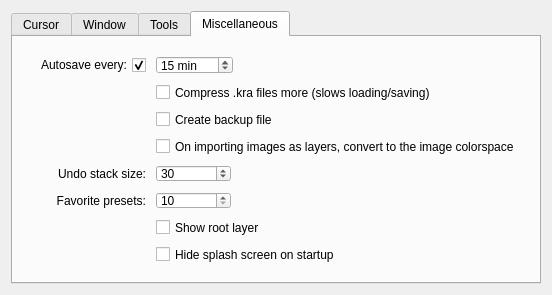
KDE/krita, file libs/ui/forms/wdggeneralsettings.ui: the form before one commit.
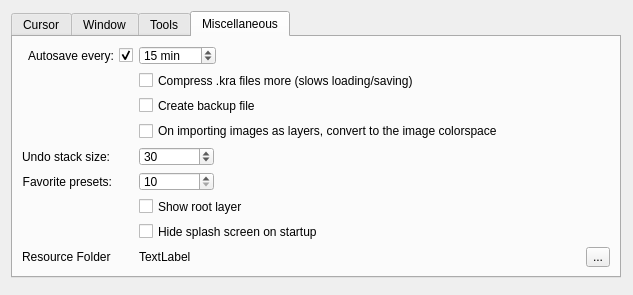
The form after the commit. The open tabs and pages were chosen to show the change. Custom widgets are drawn as their Qt base class.

Commit message:
Make the resource location configurable
Summary:
Makes it possible to define a custom location for the user's resources.
If the custom location is empty, the default is used.

```diff
--- a/libs/ui/forms/wdggeneralsettings.ui
+++ b/libs/ui/forms/wdggeneralsettings.ui
@@ -6,7 +6,7 @@
    <rect>
     <x>0</x>
     <y>0</y>
-    <width>552</width>
+    <width>633</width>
     <height>295</height>
    </rect>
   </property>
@@ -25,7 +25,7 @@
   <property name="layoutDirection">
    <enum>Qt::LeftToRight</enum>
   </property>
-  <layout class="QGridLayout" name="gridLayout">
+  <layout class="QFormLayout" name="formLayout">
    <item row="0" column="0">
     <widget class="QTabWidget" name="tabWidget">
      <property name="currentIndex">
@@ -464,24 +464,7 @@
       <attribute name="title">
        <string>Miscellaneous</string>
       </attribute>
-      <layout class="QGridLayout" name="gridLayout_5">
-       <item row="0" column="0">
-        <layout class="QGridLayout" name="gridLayout_7">
-         <property name="leftMargin">
-          <number>10</number>
-         </property>
-         <property name="topMargin">
-          <number>10</number>
-         </property>
-         <property name="rightMargin">
-          <number>10</number>
-         </property>
-         <property name="bottomMargin">
-          <number>10</number>
-         </property>
-         <property name="spacing">
-          <number>10</number>
-         </property>
+      <layout class="QFormLayout" name="formLayout_3">
          <item row="0" column="0">
           <widget class="QCheckBox" name="m_autosaveCheckBox">
            <property name="sizePolicy">
@@ -501,74 +484,6 @@
            </property>
           </widget>
          </item>
-         <item row="4" column="0">
-          <widget class="QLabel" name="label">
-           <property name="sizePolicy">
-            <sizepolicy hsizetype="Minimum" vsizetype="Preferred">
-             <horstretch>0</horstretch>
-             <verstretch>0</verstretch>
-            </sizepolicy>
-           </property>
-           <property name="text">
-            <string>Undo stack size:</string>
-           </property>
-           <property name="alignment">
-            <set>Qt::AlignRight|Qt::AlignTrailing|Qt::AlignVCenter</set>
-           </property>
-          </widget>
-         </item>
-         <item row="1" column="1">
-          <widget class="QCheckBox" name="m_chkCompressKra">
-           <property name="text">
-            <string>Compress .kra files more (slows loading/saving)</string>
-           </property>
-          </widget>
-         </item>
-         <item row="2" column="1">
-          <widget class="QCheckBox" name="m_backupFileCheckBox">
-           <property name="text">
-            <string>Create backup file </string>
-           </property>
-          </widget>
-         </item>
-         <item row="5" column="1">
-          <widget class="KisIntParseSpinBox" name="m_favoritePresetsSpinBox">
-           <property name="sizePolicy">
-            <sizepolicy hsizetype="Fixed" vsizetype="Fixed">
-             <horstretch>0</horstretch>
-             <verstretch>0</verstretch>
-            </sizepolicy>
-           </property>
-           <property name="minimumSize">
-            <size>
-             <width>75</width>
-             <height>0</height>
-            </size>
-           </property>
-           <property name="minimum">
-            <number>10</number>
-           </property>
-           <property name="maximum">
-            <number>30</number>
-           </property>
-          </widget>
-         </item>
-         <item row="5" column="0">
-          <widget class="QLabel" name="label_3">
-           <property name="sizePolicy">
-            <sizepolicy hsizetype="Minimum" vsizetype="Preferred">
-             <horstretch>0</horstretch>
-             <verstretch>0</verstretch>
-            </sizepolicy>
-           </property>
-           <property name="text">
-            <string>Favorite presets:</string>
-           </property>
-           <property name="alignment">
-            <set>Qt::AlignRight|Qt::AlignTrailing|Qt::AlignVCenter</set>
-           </property>
-          </widget>
-         </item>
          <item row="0" column="1">
           <widget class="KisIntParseSpinBox" name="m_autosaveSpinBox">
            <property name="sizePolicy">
@@ -600,6 +515,43 @@
            </property>
           </widget>
          </item>
+       <item row="1" column="1">
+        <widget class="QCheckBox" name="m_chkCompressKra">
+         <property name="text">
+          <string>Compress .kra files more (slows loading/saving)</string>
+         </property>
+        </widget>
+       </item>
+       <item row="2" column="1">
+        <widget class="QCheckBox" name="m_backupFileCheckBox">
+         <property name="text">
+          <string>Create backup file </string>
+         </property>
+        </widget>
+       </item>
+       <item row="3" column="1">
+        <widget class="QCheckBox" name="m_chkConvertOnImport">
+         <property name="text">
+          <string>On importing images as layers, convert to the image colorspace</string>
+         </property>
+        </widget>
+       </item>
+       <item row="4" column="0">
+        <widget class="QLabel" name="label">
+         <property name="sizePolicy">
+          <sizepolicy hsizetype="Minimum" vsizetype="Preferred">
+           <horstretch>0</horstretch>
+           <verstretch>0</verstretch>
+          </sizepolicy>
+         </property>
+         <property name="text">
+          <string>Undo stack size:</string>
+         </property>
+         <property name="alignment">
+          <set>Qt::AlignRight|Qt::AlignTrailing|Qt::AlignVCenter</set>
+         </property>
+        </widget>
+       </item>
          <item row="4" column="1">
           <widget class="KisIntParseSpinBox" name="m_undoStackSize">
            <property name="sizePolicy">
@@ -628,6 +580,44 @@
            </property>
           </widget>
          </item>
+       <item row="5" column="0">
+        <widget class="QLabel" name="label_3">
+         <property name="sizePolicy">
+          <sizepolicy hsizetype="Minimum" vsizetype="Preferred">
+           <horstretch>0</horstretch>
+           <verstretch>0</verstretch>
+          </sizepolicy>
+         </property>
+         <property name="text">
+          <string>Favorite presets:</string>
+         </property>
+         <property name="alignment">
+          <set>Qt::AlignRight|Qt::AlignTrailing|Qt::AlignVCenter</set>
+         </property>
+        </widget>
+       </item>
+       <item row="5" column="1">
+        <widget class="KisIntParseSpinBox" name="m_favoritePresetsSpinBox">
+         <property name="sizePolicy">
+          <sizepolicy hsizetype="Fixed" vsizetype="Fixed">
+           <horstretch>0</horstretch>
+           <verstretch>0</verstretch>
+          </sizepolicy>
+         </property>
+         <property name="minimumSize">
+          <size>
+           <width>75</width>
+           <height>0</height>
+          </size>
+         </property>
+         <property name="minimum">
+          <number>10</number>
+         </property>
+         <property name="maximum">
+          <number>30</number>
+         </property>
+        </widget>
+       </item>
          <item row="6" column="1">
           <widget class="QCheckBox" name="chkShowRootLayer">
            <property name="text">
@@ -642,14 +632,43 @@
            </property>
           </widget>
          </item>
-         <item row="3" column="1">
-          <widget class="QCheckBox" name="m_chkConvertOnImport">
+       <item row="8" column="0">
+        <widget class="QLabel" name="label_8">
            <property name="text">
-            <string>On importing images as layers, convert to the image colorspace</string>
+          <string>Resource Folder</string>
            </property>
           </widget>
          </item>
+       <item row="8" column="1">
+        <layout class="QHBoxLayout" name="horizontalLayout_5">
+         <item>
+          <widget class="QLabel" name="lblResourceFolderLocation">
+           <property name="sizePolicy">
+            <sizepolicy hsizetype="MinimumExpanding" vsizetype="Preferred">
+             <horstretch>0</horstretch>
+             <verstretch>0</verstretch>
+            </sizepolicy>
+           </property>
+           <property name="text">
+            <string>TextLabel</string>
+           </property>
+          </widget>
+         </item>
+         <item>
+          <widget class="QToolButton" name="bnResourceFolderSelector">
+           <property name="toolTip">
+            <string>Select the location where Krita writes its swap files.</string>
+           </property>
+           <property name="text">
+            <string>...</string>
+           </property>
+          </widget>
+         </item>
         </layout>
+       </item>
+      </layout>
+     </widget>
+    </widget>
        </item>
        <item row="1" column="0">
         <spacer name="verticalSpacer_4">
@@ -666,23 +685,6 @@
        </item>
       </layout>
      </widget>
-    </widget>
-   </item>
-   <item row="1" column="0">
-    <spacer name="verticalSpacer_5">
-     <property name="orientation">
-      <enum>Qt::Vertical</enum>
-     </property>
-     <property name="sizeHint" stdset="0">
-      <size>
-       <width>20</width>
-       <height>40</height>
-      </size>
-     </property>
-    </spacer>
-   </item>
-  </layout>
- </widget>
  <customwidgets>
   <customwidget>
    <class>KisIntParseSpinBox</class>
@@ -694,11 +696,6 @@
    <extends>QPushButton</extends>
    <header>kis_color_button.h</header>
   </customwidget>
-  <customwidget>
-   <class>KisIntParseSpinBox</class>
-   <extends>QSpinBox</extends>
-   <header>kis_int_parse_spin_box.h</header>
-  </customwidget>
  </customwidgets>
  <resources/>
  <connections/>
```
Left out of the diff: 2 changed lines with no effect on the pictures. Lines whose indentation alone changed are shown as unchanged. The commit also changes 6 other files.
